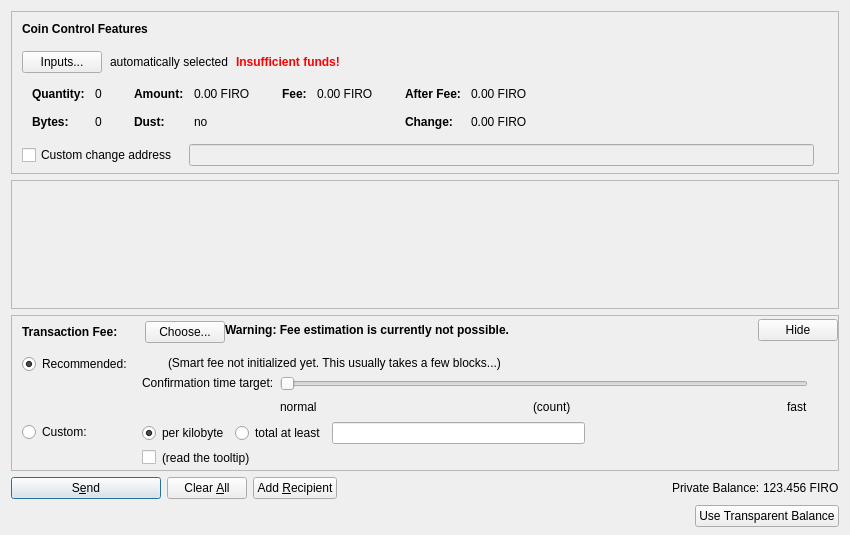
First picture: the form in src/qt/forms/sendcoinsdialog.ui, repository PrivoraCore/Privora, before the edit.
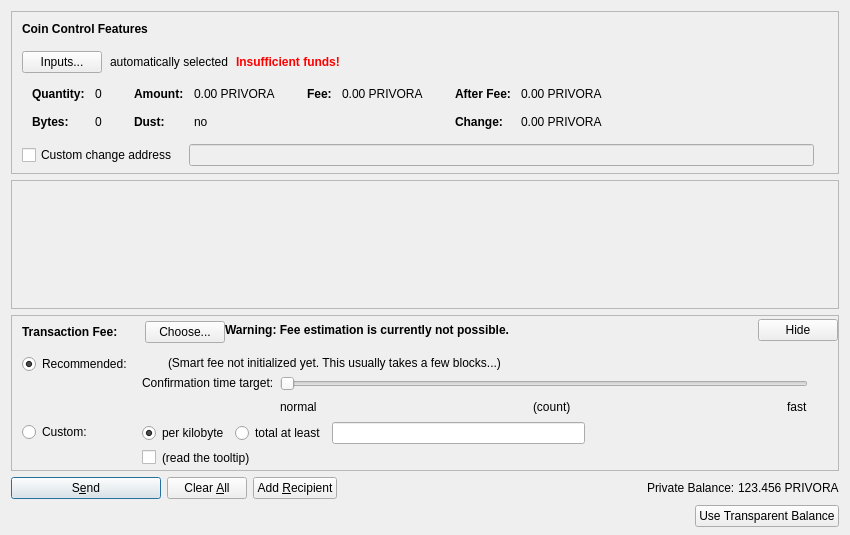
Second picture: the form after the edit. Custom widgets are drawn as their Qt base class.

```diff
--- a/src/qt/forms/sendcoinsdialog.ui
+++ b/src/qt/forms/sendcoinsdialog.ui
@@ -324,7 +324,7 @@
                   <enum>Qt::ActionsContextMenu</enum>
                  </property>
                  <property name="text">
-                  <string notr="true">0.00 FIRO</string>
+                  <string notr="true">0.00 PRIVORA</string>
                  </property>
                  <property name="textInteractionFlags">
                   <set>Qt::LinksAccessibleByMouse|Qt::TextSelectableByKeyboard|Qt::TextSelectableByMouse</set>
@@ -404,7 +404,7 @@
                   <enum>Qt::ActionsContextMenu</enum>
                  </property>
                  <property name="text">
-                  <string notr="true">0.00 FIRO</string>
+                  <string notr="true">0.00 PRIVORA</string>
                  </property>
                  <property name="textInteractionFlags">
                   <set>Qt::LinksAccessibleByMouse|Qt::TextSelectableByKeyboard|Qt::TextSelectableByMouse</set>
@@ -455,7 +455,7 @@
                   <enum>Qt::ActionsContextMenu</enum>
                  </property>
                  <property name="text">
-                  <string notr="true">0.00 FIRO</string>
+                  <string notr="true">0.00 PRIVORA</string>
                  </property>
                  <property name="textInteractionFlags">
                   <set>Qt::LinksAccessibleByMouse|Qt::TextSelectableByKeyboard|Qt::TextSelectableByMouse</set>
@@ -484,7 +484,7 @@
                   <enum>Qt::ActionsContextMenu</enum>
                  </property>
                  <property name="text">
-                  <string notr="true">0.00 FIRO</string>
+                  <string notr="true">0.00 PRIVORA</string>
                  </property>
                  <property name="textInteractionFlags">
                   <set>Qt::LinksAccessibleByMouse|Qt::TextSelectableByKeyboard|Qt::TextSelectableByMouse</set>
@@ -1300,7 +1300,7 @@
           <cursorShape>IBeamCursor</cursorShape>
          </property>
          <property name="text">
-          <string notr="true">123.456 FIRO</string>
+          <string notr="true">123.456 PRIVORA</string>
          </property>
          <property name="textInteractionFlags">
           <set>Qt::LinksAccessibleByMouse|Qt::TextSelectableByKeyboard|Qt::TextSelectableByMouse</set>
```
Left out of the diff: 12 changed lines with no effect on the pictures.
